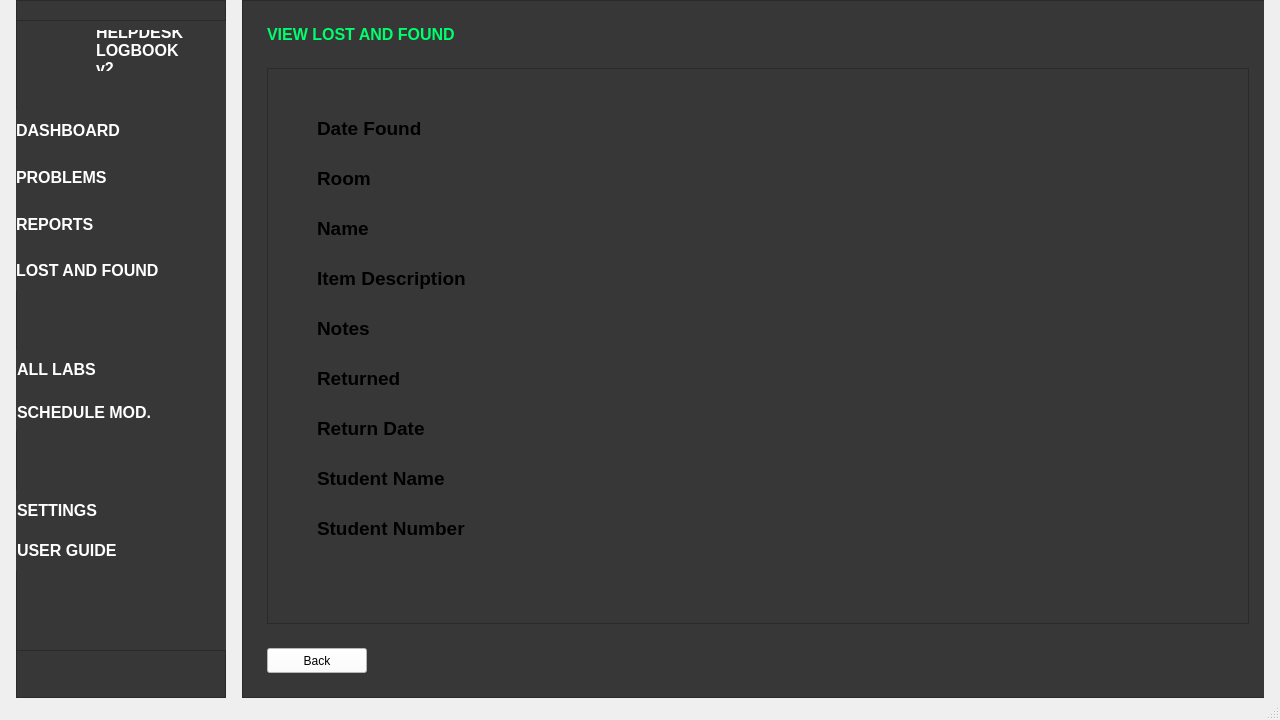
Razei/Logbook_v2, file logbook_design.ui: the form before one commit.
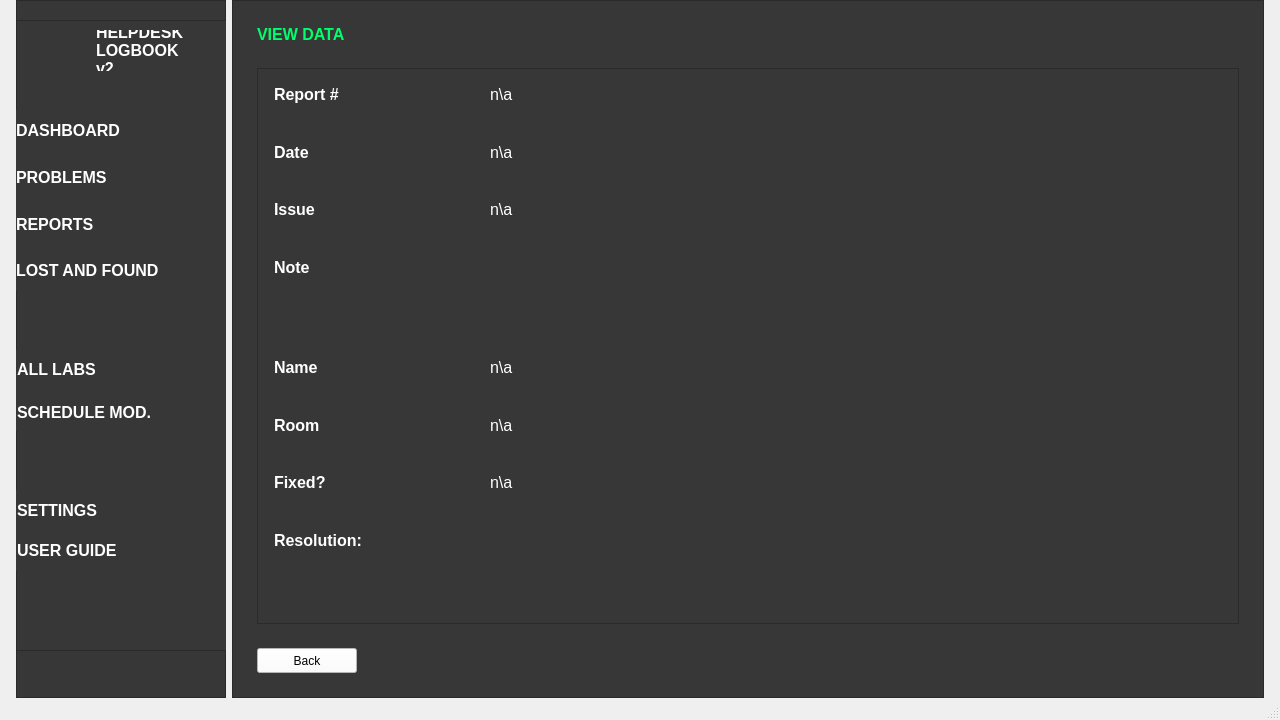
The form after the commit. The open tabs and pages were chosen to show the change. Icons and pictures are not drawn.

Patch:
```diff
--- a/logbook_design.ui
+++ b/logbook_design.ui
@@ -3088,19 +3088,22 @@
                <enum>QLayout::SetDefaultConstraint</enum>
               </property>
               <property name="fieldGrowthPolicy">
-               <enum>QFormLayout::AllNonFixedFieldsGrow</enum>
+               <enum>QFormLayout::ExpandingFieldsGrow</enum>
               </property>
               <property name="rowWrapPolicy">
                <enum>QFormLayout::DontWrapRows</enum>
               </property>
+              <property name="labelAlignment">
+               <set>Qt::AlignLeading|Qt::AlignLeft|Qt::AlignTop</set>
+              </property>
               <property name="formAlignment">
-               <set>Qt::AlignCenter</set>
+               <set>Qt::AlignLeading|Qt::AlignLeft|Qt::AlignTop</set>
               </property>
               <property name="horizontalSpacing">
                <number>16</number>
               </property>
               <property name="verticalSpacing">
-               <number>16</number>
+               <number>24</number>
               </property>
               <property name="leftMargin">
                <number>16</number>
@@ -3368,6 +3371,12 @@
                   <verstretch>0</verstretch>
                  </sizepolicy>
                 </property>
+                <property name="minimumSize">
+                 <size>
+                  <width>0</width>
+                  <height>0</height>
+                 </size>
+                </property>
                 <property name="maximumSize">
                  <size>
                   <width>500</width>
@@ -5319,339 +5328,6 @@
         </item>
        </layout>
       </widget>
-      <widget class="QWidget" name="pageViewLostAndFound">
-       <widget class="QFrame" name="frameViewLostAndFound">
-        <property name="geometry">
-         <rect>
-          <x>10</x>
-          <y>0</y>
-          <width>1032</width>
-          <height>698</height>
-         </rect>
-        </property>
-        <property name="sizePolicy">
-         <sizepolicy hsizetype="Expanding" vsizetype="Expanding">
-          <horstretch>0</horstretch>
-          <verstretch>0</verstretch>
-         </sizepolicy>
-        </property>
-        <property name="minimumSize">
-         <size>
-          <width>0</width>
-          <height>0</height>
-         </size>
-        </property>
-        <property name="accessibleDescription">
-         <string>backgroundFrame</string>
-        </property>
-        <property name="styleSheet">
-         <string notr="true">background-color: rgb(55,55,55);</string>
-        </property>
-        <property name="frameShape">
-         <enum>QFrame::StyledPanel</enum>
-        </property>
-        <property name="frameShadow">
-         <enum>QFrame::Raised</enum>
-        </property>
-        <layout class="QGridLayout" name="gridLayout_27">
-         <property name="leftMargin">
-          <number>24</number>
-         </property>
-         <property name="topMargin">
-          <number>24</number>
-         </property>
-         <property name="rightMargin">
-          <number>24</number>
-         </property>
-         <property name="bottomMargin">
-          <number>24</number>
-         </property>
-         <property name="horizontalSpacing">
-          <number>6</number>
-         </property>
-         <property name="verticalSpacing">
-          <number>24</number>
-         </property>
-         <item row="0" column="0" colspan="2">
-          <widget class="QLabel" name="labelViewLAFData">
-           <property name="sizePolicy">
-            <sizepolicy hsizetype="Fixed" vsizetype="Fixed">
-             <horstretch>0</horstretch>
-             <verstretch>0</verstretch>
-            </sizepolicy>
-           </property>
-           <property name="font">
-            <font>
-             <family>Segoe UI</family>
-             <pointsize>12</pointsize>
-             <weight>75</weight>
-             <bold>true</bold>
-            </font>
-           </property>
-           <property name="cursor">
-            <cursorShape>ArrowCursor</cursorShape>
-           </property>
-           <property name="accessibleDescription">
-            <string>titleLabel</string>
-           </property>
-           <property name="styleSheet">
-            <string notr="true">
-	color: rgb(0, 255, 108);</string>
-           </property>
-           <property name="text">
-            <string>VIEW LOST AND FOUND</string>
-           </property>
-           <property name="scaledContents">
-            <bool>true</bool>
-           </property>
-           <property name="openExternalLinks">
-            <bool>false</bool>
-           </property>
-           <property name="textInteractionFlags">
-            <set>Qt::LinksAccessibleByMouse</set>
-           </property>
-          </widget>
-         </item>
-         <item row="2" column="0">
-          <widget class="QPushButton" name="pushButtonViewDataBack_2">
-           <property name="sizePolicy">
-            <sizepolicy hsizetype="Fixed" vsizetype="Fixed">
-             <horstretch>0</horstretch>
-             <verstretch>0</verstretch>
-            </sizepolicy>
-           </property>
-           <property name="minimumSize">
-            <size>
-             <width>100</width>
-             <height>25</height>
-            </size>
-           </property>
-           <property name="cursor">
-            <cursorShape>PointingHandCursor</cursorShape>
-           </property>
-           <property name="accessibleDescription">
-            <string>neutralButton</string>
-           </property>
-           <property name="autoFillBackground">
-            <bool>false</bool>
-           </property>
-           <property name="styleSheet">
-            <string notr="true">background-color: rgb(255, 255, 255);
-color: rgb(0, 0, 0);</string>
-           </property>
-           <property name="text">
-            <string>Back</string>
-           </property>
-           <property name="default">
-            <bool>false</bool>
-           </property>
-           <property name="flat">
-            <bool>false</bool>
-           </property>
-          </widget>
-         </item>
-         <item row="1" column="0" colspan="2">
-          <widget class="QFrame" name="frameViewLAF">
-           <property name="frameShape">
-            <enum>QFrame::StyledPanel</enum>
-           </property>
-           <property name="frameShadow">
-            <enum>QFrame::Raised</enum>
-           </property>
-           <widget class="QLabel" name="label_2">
-            <property name="geometry">
-             <rect>
-              <x>50</x>
-              <y>40</y>
-              <width>151</width>
-              <height>41</height>
-             </rect>
-            </property>
-            <property name="font">
-             <font>
-              <family>Segoe UI</family>
-              <pointsize>14</pointsize>
-              <weight>75</weight>
-              <bold>true</bold>
-             </font>
-            </property>
-            <property name="text">
-             <string>Date Found</string>
-            </property>
-           </widget>
-           <widget class="QLabel" name="label_3">
-            <property name="geometry">
-             <rect>
-              <x>50</x>
-              <y>440</y>
-              <width>151</width>
-              <height>41</height>
-             </rect>
-            </property>
-            <property name="font">
-             <font>
-              <family>Segoe UI</family>
-              <pointsize>14</pointsize>
-              <weight>75</weight>
-              <bold>true</bold>
-             </font>
-            </property>
-            <property name="text">
-             <string>Student Number</string>
-            </property>
-           </widget>
-           <widget class="QLabel" name="label_5">
-            <property name="geometry">
-             <rect>
-              <x>50</x>
-              <y>240</y>
-              <width>141</width>
-              <height>41</height>
-             </rect>
-            </property>
-            <property name="font">
-             <font>
-              <family>Segoe UI</family>
-              <pointsize>14</pointsize>
-              <weight>75</weight>
-              <bold>true</bold>
-             </font>
-            </property>
-            <property name="text">
-             <string>Notes</string>
-            </property>
-           </widget>
-           <widget class="QLabel" name="label_6">
-            <property name="geometry">
-             <rect>
-              <x>50</x>
-              <y>190</y>
-              <width>161</width>
-              <height>41</height>
-             </rect>
-            </property>
-            <property name="font">
-             <font>
-              <family>Segoe UI</family>
-              <pointsize>14</pointsize>
-              <weight>75</weight>
-              <bold>true</bold>
-             </font>
-            </property>
-            <property name="text">
-             <string>Item Description</string>
-            </property>
-           </widget>
-           <widget class="QLabel" name="label_7">
-            <property name="geometry">
-             <rect>
-              <x>50</x>
-              <y>140</y>
-              <width>161</width>
-              <height>41</height>
-             </rect>
-            </property>
-            <property name="font">
-             <font>
-              <family>Segoe UI</family>
-              <pointsize>14</pointsize>
-              <weight>75</weight>
-              <bold>true</bold>
-             </font>
-            </property>
-            <property name="text">
-             <string>Name</string>
-            </property>
-           </widget>
-           <widget class="QLabel" name="label_8">
-            <property name="geometry">
-             <rect>
-              <x>50</x>
-              <y>290</y>
-              <width>141</width>
-              <height>41</height>
-             </rect>
-            </property>
-            <property name="font">
-             <font>
-              <family>Segoe UI</family>
-              <pointsize>14</pointsize>
-              <weight>75</weight>
-              <bold>true</bold>
-             </font>
-            </property>
-            <property name="text">
-             <string>Returned</string>
-            </property>
-           </widget>
-           <widget class="QLabel" name="label_9">
-            <property name="geometry">
-             <rect>
-              <x>50</x>
-              <y>340</y>
-              <width>141</width>
-              <height>41</height>
-             </rect>
-            </property>
-            <property name="font">
-             <font>
-              <family>Segoe UI</family>
-              <pointsize>14</pointsize>
-              <weight>75</weight>
-              <bold>true</bold>
-             </font>
-            </property>
-            <property name="text">
-             <string>Return Date</string>
-            </property>
-           </widget>
-           <widget class="QLabel" name="label_10">
-            <property name="geometry">
-             <rect>
-              <x>50</x>
-              <y>390</y>
-              <width>141</width>
-              <height>41</height>
-             </rect>
-            </property>
-            <property name="font">
-             <font>
-              <family>Segoe UI</family>
-              <pointsize>14</pointsize>
-              <weight>75</weight>
-              <bold>true</bold>
-             </font>
-            </property>
-            <property name="text">
-             <string>Student Name</string>
-            </property>
-           </widget>
-           <widget class="QLabel" name="label_11">
-            <property name="geometry">
-             <rect>
-              <x>50</x>
-              <y>90</y>
-              <width>161</width>
-              <height>41</height>
-             </rect>
-            </property>
-            <property name="font">
-             <font>
-              <family>Segoe UI</family>
-              <pointsize>14</pointsize>
-              <weight>75</weight>
-              <bold>true</bold>
-             </font>
-            </property>
-            <property name="text">
-             <string>Room</string>
-            </property>
-           </widget>
-          </widget>
-         </item>
-        </layout>
-       </widget>
-      </widget>
      </widget>
     </item>
     <item row="1" column="0">
```
Left out of the diff: 104 changed lines with no effect on the pictures.
